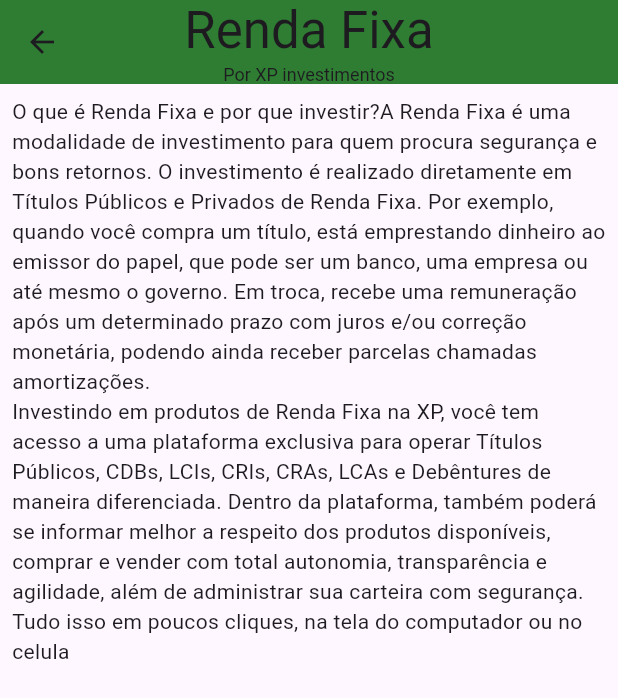
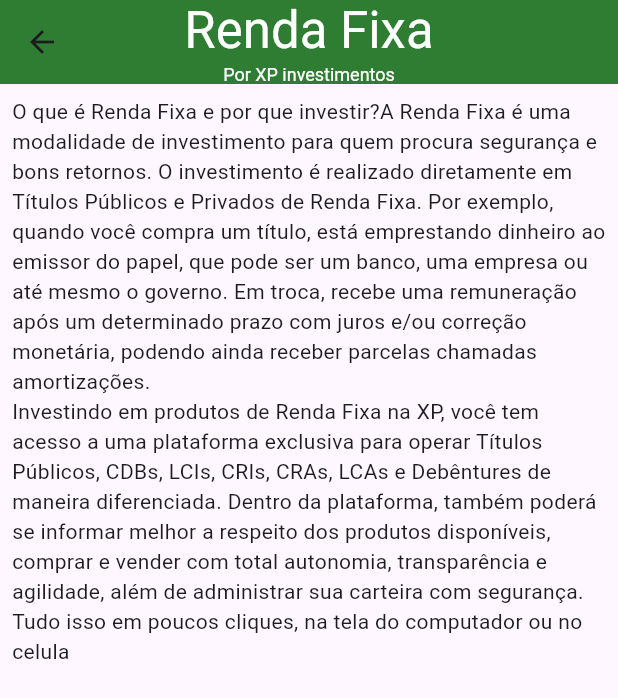
Before and after one commit to felipetrigo/finance-frontend, a Flutter app: the LearningDetail widget shown alone on an empty page, opened directly, after a tap on "Renda Fixa", on a phone screen of 412 x 824 dp. Shown: the top 698 px of the screen. Run offline on Flutter 3.47's test engine with Material 3 defaults, Android fonts, the phone set to English and light mode, and no system bars; our stand-ins replace pie_chart; network calls fail.

```diff
--- a/lib/learning/LearningDescription.dart
+++ b/lib/learning/LearningDescription.dart
@@ -13,9 +13,11 @@ class LearningDescription extends StatelessWidget {
       appBar: AppBar(
         backgroundColor: Colors.green[800],
         title: Column(children: [Text(it.title,style: const TextStyle(
-            fontSize: 34
+            fontSize: 34,
+            color: Colors.white
         ),softWrap: true), Text("Por ${it.author}",style: const TextStyle(
-            fontSize: 12
+            fontSize: 12,
+            color: Colors.white
         ), softWrap: true)]),
         centerTitle: true,
       ),
--- a/lib/learning/LearningState.dart
+++ b/lib/learning/LearningState.dart
@@ -32,8 +32,7 @@ class LearningState extends State<LearningDetail>{
                       padding: const EdgeInsets.all(8),
                       child: ElevatedButton(
                         style: ButtonStyle(
-                            backgroundColor:
-                            MaterialStateProperty.all(Colors.green[800])),
+                            backgroundColor: WidgetStateProperty.all(Colors.lightGreen)),
                         onPressed: () {
                           Navigator.push(
                               context,
@@ -45,7 +44,7 @@ class LearningState extends State<LearningDetail>{
                             child: Row(children: [
                               const Icon(Icons.play_arrow, color: Colors.white),
                               Text(it.title,
-                                  style: const TextStyle(fontSize: 22))
+                                  style: const TextStyle(fontSize: 22,color: Colors.white))
                             ])),
                       ))
               ]),
```
Also changed, not shown: lib/client/QueryData.dart (+10 -6 lines), lib/home/HomeState.dart (+16 -10 lines), pubspec.lock.
